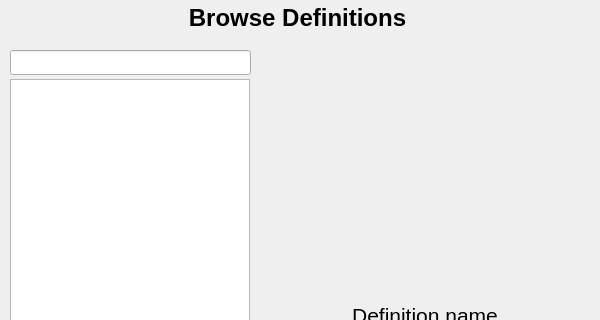
Before: the Qt Designer form data/app/designer/definition_browse.ui in dsoftn/my_journal, drawn with Qt 5; both pictures show x 0 to 600 and y 0 to 320 of the 600 by 510 pixel window.
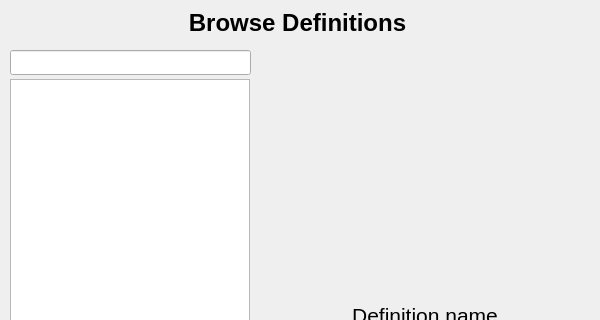
After: the same form once the commit is applied.

```diff
--- a/data/app/designer/definition_browse.ui
+++ b/data/app/designer/definition_browse.ui
@@ -29,7 +29,7 @@
      <x>0</x>
      <y>2</y>
      <width>595</width>
-     <height>31</height>
+     <height>41</height>
     </rect>
    </property>
    <property name="font">
```
